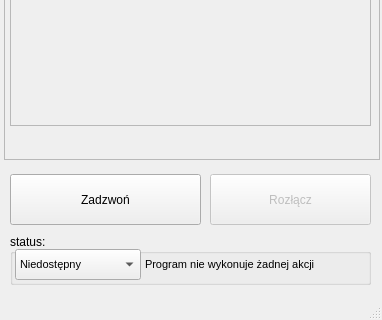
Qt form src/dsipcom.ui (dmilith/dsipcom) before a commit; both pictures show x 0 to 382 and y 540 to 860 of the 382 by 860 pixel window.
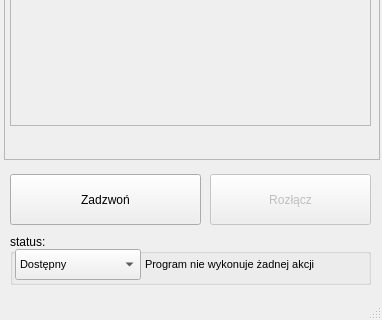
The same form after that commit. The open tabs and pages were chosen to show the change. Icons and pictures are not drawn.

Commit message: dodano źródła zewnętrznych bibliotek do repozytorium dsipcom'a: linphone-cvs + ffmpeg. dodano README z instrukcją kompilacji pod debianem/ ubuntu. dSipCom obsługuje już video i połączenia głosowe sip. ( statycznie )

```diff
--- a/src/dsipcom.ui
+++ b/src/dsipcom.ui
@@ -42,9 +42,9 @@
    <property name="geometry" >
     <rect>
      <x>0</x>
-     <y>23</y>
+     <y>25</y>
      <width>382</width>
-     <height>814</height>
+     <height>813</height>
     </rect>
    </property>
    <widget class="QPushButton" name="call_button" >
@@ -1263,7 +1263,7 @@
       </font>
      </property>
      <property name="currentIndex" >
-      <number>3</number>
+      <number>0</number>
      </property>
      <item>
       <property name="text" >
```
Left out of the diff: 36 changed lines with no effect on the pictures. The commit also changes 1238 other files.
